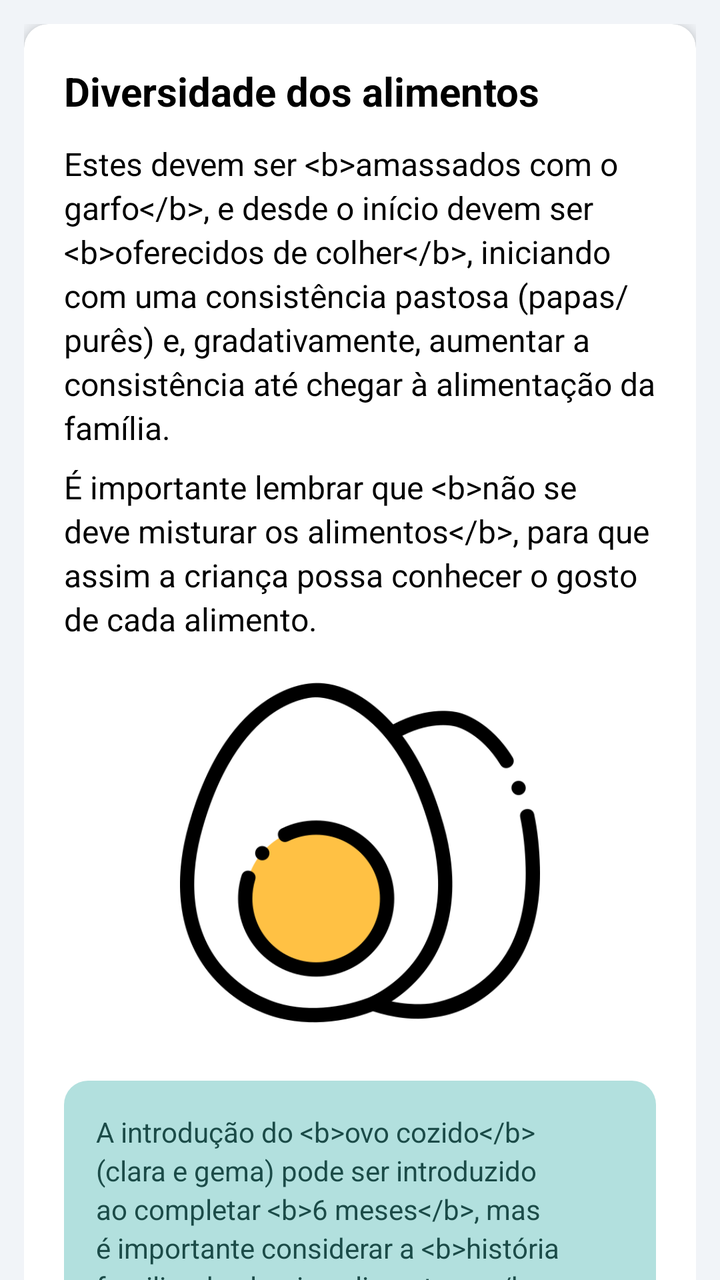
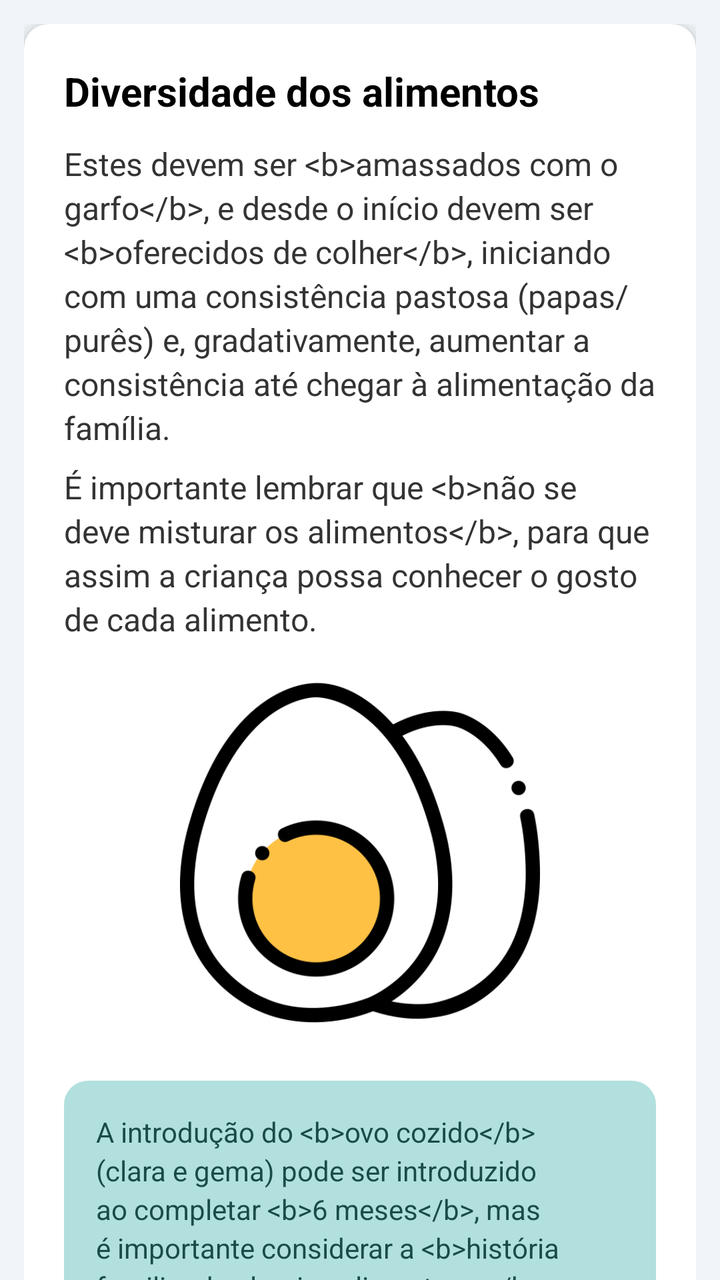

The first picture is an Android layout as it rendered before a commit; the second is the same layout after the commit. The layout source and the unified diff follow.
<!-- AndroidManifest.xml: application theme Theme.NutrirAGente -->
<!-- res/layout/activity_diversidade_alimentos.xml -->
<?xml version="1.0" encoding="utf-8"?>
<androidx.coordinatorlayout.widget.CoordinatorLayout
    xmlns:android="http://schemas.android.com/apk/res/android"
    xmlns:app="http://schemas.android.com/apk/res-auto"
    android:layout_width="match_parent"
    android:layout_height="match_parent"
    android:background="@color/gray">

    
    <com.google.android.material.appbar.AppBarLayout
        android:layout_width="match_parent"
        android:layout_height="wrap_content"
        android:background="@color/blue_toolbar"
        app:elevation="12dp">

    </com.google.android.material.appbar.AppBarLayout>

    <androidx.core.widget.NestedScrollView
        android:layout_width="match_parent"
        android:layout_height="match_parent"
        app:layout_behavior="@string/appbar_scrolling_view_behavior">

        <LinearLayout
            android:layout_width="match_parent"
            android:layout_height="wrap_content"
            android:orientation="vertical"
            android:padding="12dp">

            <androidx.cardview.widget.CardView
                android:layout_width="match_parent"
                android:layout_height="wrap_content"
                android:layout_marginBottom="16dp"
                app:cardCornerRadius="12dp"
                app:cardElevation="4dp">

                <LinearLayout
                    android:layout_width="match_parent"
                    android:layout_height="wrap_content"
                    android:orientation="vertical"
                    android:padding="20dp">

                    
                    <TextView
                        android:layout_width="wrap_content"
                        android:layout_height="wrap_content"
                        android:layout_marginBottom="12dp"
                        android:text="Diversidade dos alimentos"
                        android:textColor="@android:color/black"
                        android:textSize="20sp"
                        android:textStyle="bold" />

                    
                    <TextView
                        android:layout_width="match_parent"
                        android:layout_height="wrap_content"
                        android:layout_marginBottom="8dp"
                        android:lineSpacingExtra="3dp"
                        android:textColor="@color/black"
                        android:textSize="16sp"
                        android:text="Estes devem ser &lt;b&gt;amassados com o garfo&lt;/b&gt;, e desde o início devem ser &lt;b&gt;oferecidos de colher&lt;/b&gt;, iniciando com uma consistência pastosa (papas/purês) e, gradativamente, aumentar a consistência até chegar à alimentação da família." />

                    
                    <TextView
                        android:layout_width="match_parent"
                        android:layout_height="wrap_content"
                        android:layout_marginBottom="8dp"
                        android:lineSpacingExtra="3dp"
                        android:textColor="@color/black"
                        android:textSize="16sp"
                        android:text="É importante lembrar que &lt;b&gt;não se deve misturar os alimentos&lt;/b&gt;, para que assim a criança possa conhecer o gosto de cada alimento." />

                    
                    <ImageView
                        android:layout_width="180dp"
                        android:layout_height="180dp"
                        android:layout_gravity="center_horizontal"
                        android:layout_marginVertical="8dp"
                        android:src="@drawable/boiled_egg"
                        android:contentDescription="Ilustração de ovo" />

                    
                    <LinearLayout
                        android:layout_width="match_parent"
                        android:layout_height="wrap_content"
                        android:layout_marginTop="16dp"
                        android:background="@drawable/bg_tip_mint"
                        android:padding="16dp">

                        <TextView
                            android:layout_width="match_parent"
                            android:layout_height="wrap_content"
                            android:textColor="@color/tip_mint_text"
                            android:textSize="14sp"
                            android:lineSpacingExtra="3dp"
                            android:text="A introdução do &lt;b&gt;ovo cozido&lt;/b&gt; (clara e gema) pode ser introduzido ao completar &lt;b&gt;6 meses&lt;/b&gt;, mas é importante considerar a &lt;b&gt;história familiar de alergias alimentares&lt;/b&gt;." />
                    </LinearLayout>

                </LinearLayout>
            </androidx.cardview.widget.CardView>

        </LinearLayout>
    </androidx.core.widget.NestedScrollView>

</androidx.coordinatorlayout.widget.CoordinatorLayout>
<!-- resources referenced by this layout -->
<resources>
  <color name="black">#FF000000</color>
  <color name="gray">#F1F4F8</color>
  <color name="white">#FFFFFFFF</color>
  <!-- unchanged entries left out for length: 9 -->
</resources>

<!-- the commit's change to res/layout/activity_diversidade_alimentos.xml (unified diff, before → after) -->
@@ -11,87 +11,47 @@
         android:layout_width="match_parent"
         android:layout_height="wrap_content"
         android:background="@color/blue_toolbar"
-        app:elevation="12dp">
-
-    </com.google.android.material.appbar.AppBarLayout>
+        app:elevation="@dimen/appbar_elevation" />
 
     <androidx.core.widget.NestedScrollView
         android:layout_width="match_parent"
         android:layout_height="match_parent"
         app:layout_behavior="@string/appbar_scrolling_view_behavior">
 
-        <LinearLayout
-            android:layout_width="match_parent"
-            android:layout_height="wrap_content"
-            android:orientation="vertical"
-            android:padding="12dp">
+        <LinearLayout style="@style/LinearContainer">
 
-            <androidx.cardview.widget.CardView
-                android:layout_width="match_parent"
-                android:layout_height="wrap_content"
-                android:layout_marginBottom="16dp"
-                app:cardCornerRadius="12dp"
-                app:cardElevation="4dp">
+            <androidx.cardview.widget.CardView style="@style/CardNutrir">
 
-                <LinearLayout
-                    android:layout_width="match_parent"
-                    android:layout_height="wrap_content"
-                    android:orientation="vertical"
-                    android:padding="20dp">
+                <LinearLayout style="@style/CardContent">
 
                     
                     <TextView
-                        android:layout_width="wrap_content"
-                        android:layout_height="wrap_content"
-                        android:layout_marginBottom="12dp"
-                        android:text="Diversidade dos alimentos"
-                        android:textColor="@android:color/black"
-                        android:textSize="20sp"
-                        android:textStyle="bold" />
+                        style="@style/TextTitle"
+                        android:text="Diversidade dos alimentos" />
 
                     
                     <TextView
-                        android:layout_width="match_parent"
-                        android:layout_height="wrap_content"
-                        android:layout_marginBottom="8dp"
-                        android:lineSpacingExtra="3dp"
-                        android:textColor="@color/black"
-                        android:textSize="16sp"
+                        style="@style/TextBody"
+                        android:layout_marginBottom="@dimen/spacing_sm"
                         android:text="Estes devem ser &lt;b&gt;amassados com o garfo&lt;/b&gt;, e desde o início devem ser &lt;b&gt;oferecidos de colher&lt;/b&gt;, iniciando com uma consistência pastosa (papas/purês) e, gradativamente, aumentar a consistência até chegar à alimentação da família." />
 
                     
                     <TextView
-                        android:layout_width="match_parent"
-                        android:layout_height="wrap_content"
-                        android:layout_marginBottom="8dp"
-                        android:lineSpacingExtra="3dp"
-                        android:textColor="@color/black"
-                        android:textSize="16sp"
+                        style="@style/TextBody"
+                        android:layout_marginBottom="@dimen/spacing_sm"
                         android:text="É importante lembrar que &lt;b&gt;não se deve misturar os alimentos&lt;/b&gt;, para que assim a criança possa conhecer o gosto de cada alimento." />
 
                     
                     <ImageView
-                        android:layout_width="180dp"
-                        android:layout_height="180dp"
-                        android:layout_gravity="center_horizontal"
-                        android:layout_marginVertical="8dp"
+                        style="@style/ImageCenter"
                         android:src="@drawable/boiled_egg"
                         android:contentDescription="Ilustração de ovo" />
 
                     
-                    <LinearLayout
-                        android:layout_width="match_parent"
-                        android:layout_height="wrap_content"
-                        android:layout_marginTop="16dp"
-                        android:background="@drawable/bg_tip_mint"
-                        android:padding="16dp">
+                    <LinearLayout style="@style/TipBoxMint">
 
                         <TextView
-                            android:layout_width="match_parent"
-                            android:layout_height="wrap_content"
-                            android:textColor="@color/tip_mint_text"
-                            android:textSize="14sp"
-                            android:lineSpacingExtra="3dp"
+                            style="@style/TipTextMint"
                             android:text="A introdução do &lt;b&gt;ovo cozido&lt;/b&gt; (clara e gema) pode ser introduzido ao completar &lt;b&gt;6 meses&lt;/b&gt;, mas é importante considerar a &lt;b&gt;história familiar de alergias alimentares&lt;/b&gt;." />
                     </LinearLayout>
 
<!-- resource entries referenced after the edit -->
@@ -1,7 +1,83 @@
 <!-- resources referenced by this layout -->
 <resources>
   <color name="black">#FF000000</color>
+  <color name="text_primary">#2B2B2B</color>
   <color name="gray">#F1F4F8</color>
+  <dimen name="appbar_elevation">12dp</dimen>
+  <dimen name="spacing_sm">8dp</dimen>
+  <style name="CardContent">
+          <item name="android:layout_width">match_parent</item>
+          <item name="android:layout_height">wrap_content</item>
+          <item name="android:orientation">vertical</item>
+          <item name="android:padding">@dimen/padding_xl</item>
+      </style>
+  <style name="CardNutrir">
+          <item name="android:layout_width">match_parent</item>
+          <item name="android:layout_height">wrap_content</item>
+          <item name="android:layout_marginBottom">@dimen/card_margin_bottom</item>
+          <item name="cardCornerRadius">@dimen/card_radius</item>
+          <item name="cardElevation">@dimen/card_elevation</item>
+      </style>
+  <style name="ImageCenter">
+          <item name="android:layout_width">@dimen/image_size_md</item>
+          <item name="android:layout_height">@dimen/image_size_md</item>
+          <item name="android:layout_gravity">center_horizontal</item>
+          <item name="android:layout_marginVertical">@dimen/spacing_sm</item>
+      </style>
+  <style name="LinearContainer">
+          <item name="android:layout_width">match_parent</item>
+          <item name="android:layout_height">wrap_content</item>
+          <item name="android:orientation">vertical</item>
+          <item name="android:padding">@dimen/padding_md</item>
+      </style>
+  <style name="TextBody" parent="TextAppearance.Nutrir">
+          <item name="android:layout_width">match_parent</item>
+          <item name="android:layout_height">wrap_content</item>
+          <item name="android:textSize">@dimen/text_size_md</item>
+          <item name="android:lineSpacingExtra">@dimen/line_spacing_sm</item>
+          <item name="android:textColor">@color/color_text_black</item>
+      </style>
+  <style name="TextTitle" parent="TextAppearance.Nutrir">
+          <item name="android:layout_width">wrap_content</item>
+          <item name="android:layout_height">wrap_content</item>
+          <item name="android:textSize">@dimen/text_size_xl</item>
+          <item name="android:textStyle">bold</item>
+          <item name="android:textColor">@color/text_bold</item>
+          <item name="android:layout_marginBottom">@dimen/spacing_md</item>
+      </style>
+  <style name="TipBoxMint">
+          <item name="android:layout_width">match_parent</item>
+          <item name="android:layout_height">wrap_content</item>
+          <item name="android:layout_marginTop">@dimen/spacing_lg</item>
+          <item name="android:background">@drawable/bg_tip_mint</item>
+          <item name="android:padding">@dimen/padding_lg</item>
+      </style>
+  <style name="TipTextMint">
+          <item name="android:layout_width">match_parent</item>
+          <item name="android:layout_height">wrap_content</item>
+          <item name="android:textColor">@color/tip_mint_text</item>
+          <item name="android:textSize">@dimen/text_size_sm</item>
+          <item name="android:lineSpacingExtra">@dimen/line_spacing_sm</item>
+      </style>
+  <dimen name="padding_xl">20dp</dimen>
+  <dimen name="card_margin_bottom">16dp</dimen>
+  <dimen name="card_radius">12dp</dimen>
+  <dimen name="card_elevation">4dp</dimen>
+  <dimen name="image_size_md">180dp</dimen>
+  <dimen name="padding_md">12dp</dimen>
+  <style name="TextAppearance.Nutrir" parent="TextAppearance.AppCompat">
+          <item name="android:textColor">@color/text_primary</item>
+          <item name="android:lineSpacingExtra">@dimen/line_spacing_sm</item>
+      </style>
+  <dimen name="text_size_md">16sp</dimen>
+  <dimen name="line_spacing_sm">3dp</dimen>
+  <color name="color_text_black">#333333</color>
+  <dimen name="text_size_xl">20sp</dimen>
+  <color name="text_bold">#000000</color>
+  <dimen name="spacing_md">12dp</dimen>
+  <dimen name="spacing_lg">16dp</dimen>
+  <dimen name="padding_lg">16dp</dimen>
+  <dimen name="text_size_sm">14sp</dimen>
   <color name="white">#FFFFFFFF</color>
   <!-- unchanged entries left out for length: 9 -->
 </resources>
